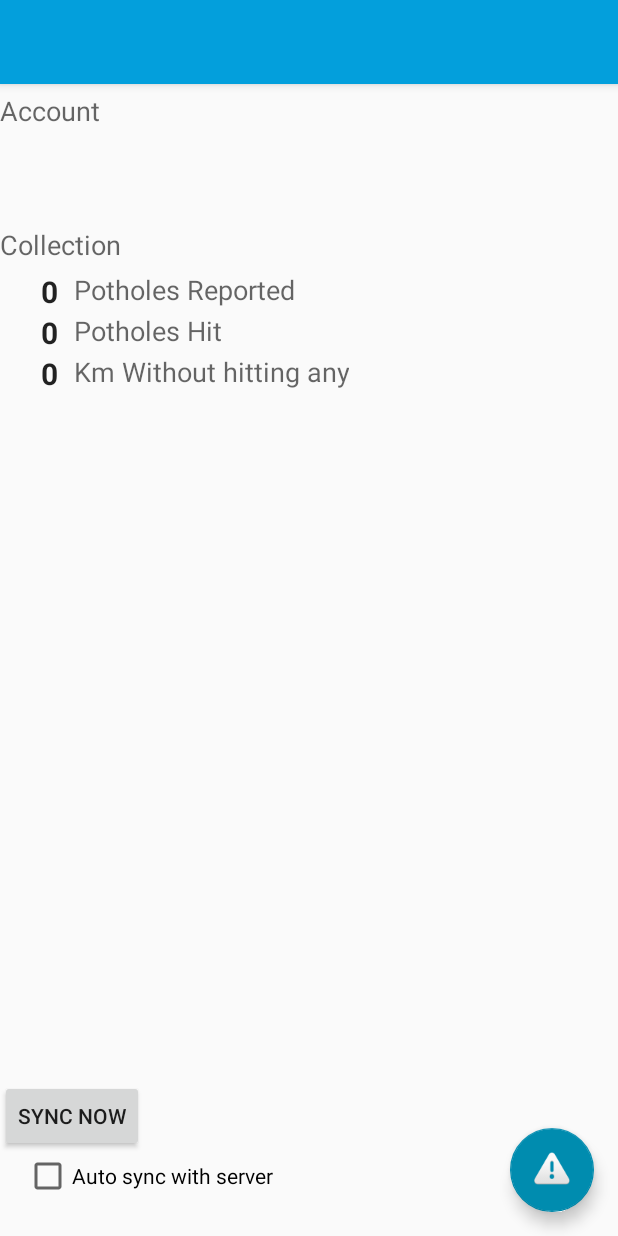
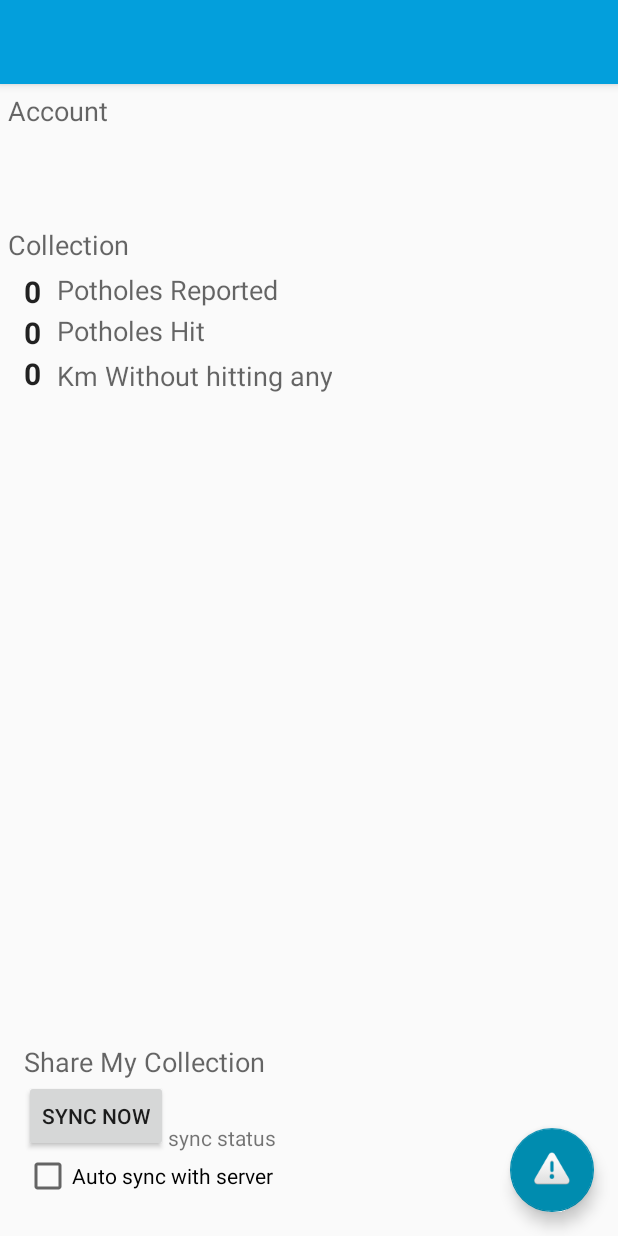
Before and after one commit to Mandar-Shinde/box, an Android app: the fragment ProfileFragment placed in its activity, on a phone screen of 412 x 824 dp. Run offline under Robolectric (Android 15) with nearby library versions, the phone set to English and light mode, and no system bars; pictures from the network do not load; 3 statements that could not run were skipped.

Commit message:
updated for WS pfx

```diff
--- a/coderbox/Potfix/app/src/main/java/com/elekso/potfix/utils/Logger.java
+++ b/coderbox/Potfix/app/src/main/java/com/elekso/potfix/utils/Logger.java
@@ -21,7 +21,7 @@ public class Logger {
 
     private Logger()
     {
-        logFileFolder = new File( "/sdcard/potfix/");
+        logFileFolder = new File( "/sdcard/potfix/logs/");
         logFileFolder.mkdirs();
     }
 
--- a/coderbox/Potfix/app/src/main/res/layout/fragment_profile.xml
+++ b/coderbox/Potfix/app/src/main/res/layout/fragment_profile.xml
@@ -15,7 +15,6 @@
 
         android:layout_marginTop="5dp"
         android:layout_below="@+id/tvcollection"
-        android:layout_alignLeft="@+id/textView5"
         android:layout_alignStart="@+id/textView5" />
 
     <TextView
@@ -27,7 +26,6 @@
         android:gravity="center"
         android:textSize="18dp"
         android:layout_below="@+id/tv_potholecount"
-        android:layout_toRightOf="@+id/tv_potfreecount"
         android:layout_toEndOf="@+id/tv_potfreecount"
         android:layout_marginLeft="10dp" />
 
@@ -39,10 +37,10 @@
         android:id="@+id/textView6"
         android:gravity="center"
         android:textSize="18dp"
-        android:layout_below="@+id/tv_hitcount"
-        android:layout_toRightOf="@+id/tv_potfreecount"
-        android:layout_toEndOf="@+id/tv_potfreecount"
-        android:layout_marginLeft="10dp" />
+        android:layout_alignBottom="@+id/tv_potfreecount"
+        android:layout_alignLeft="@+id/textView5"
+        android:layout_alignStart="@+id/textView5"
+        android:layout_marginTop="5dp" />
 
     <!--<TextView-->
         <!--android:layout_width="match_parent"-->
@@ -67,8 +65,8 @@
         android:textStyle="bold"
         android:textSize="20dp"
         android:layout_alignTop="@+id/tv_txtpotholecnt"
-        android:layout_alignLeft="@+id/tv_hitcount"
-        android:layout_alignStart="@+id/tv_hitcount" />
+        android:layout_alignLeft="@+id/tvfragprofileemail"
+        android:layout_alignStart="@+id/tvfragprofileemail" />
 
     <TextView
         android:layout_width="wrap_content"
@@ -79,11 +77,9 @@
         android:gravity="center"
         android:textStyle="bold"
         android:textSize="20dp"
-        android:layout_marginLeft="11dp"
-        android:layout_alignTop="@+id/textView5"
-        android:layout_alignLeft="@+id/tvfragprofilename"
-        android:layout_alignStart="@+id/tvfragprofilename"
-        android:layout_marginStart="11dp" />
+        android:layout_below="@+id/tv_potholecount"
+        android:layout_alignLeft="@+id/tv_potholecount"
+        android:layout_alignStart="@+id/tv_potholecount" />
 
     <TextView
         android:layout_width="wrap_content"
@@ -143,7 +139,8 @@
         android:text="Account"
         android:id="@+id/textView3"
         android:layout_alignParentTop="true"
-        android:layout_marginTop="5dp" />
+        android:layout_marginTop="5dp"
+        android:layout_marginLeft="5dp" />
 
     <TextView
         android:layout_width="wrap_content"
@@ -154,7 +151,8 @@
         android:layout_marginTop="26dp"
         android:layout_below="@+id/tvfragprofileemail"
         android:layout_alignParentLeft="true"
-        android:layout_alignParentStart="true" />
+        android:layout_alignParentStart="true"
+        android:layout_marginLeft="5dp" />
 
     <Button
         android:layout_width="wrap_content"
@@ -162,8 +160,28 @@
         android:text="Sync now"
         android:id="@+id/buSync"
         android:layout_above="@+id/cbSync"
-        android:layout_alignParentLeft="true"
-        android:layout_alignParentStart="true" />
+        android:layout_alignLeft="@+id/cbSync"
+        android:layout_alignStart="@+id/cbSync" />
+
+    <TextView
+        android:layout_width="wrap_content"
+        android:layout_height="wrap_content"
+        android:textAppearance="?android:attr/textAppearanceSmall"
+        android:text="sync status"
+        android:id="@+id/textView7"
+        android:layout_above="@+id/cbSync"
+        android:layout_toRightOf="@+id/buSync"
+        android:layout_toEndOf="@+id/buSync" />
+
+    <TextView
+        android:layout_width="wrap_content"
+        android:layout_height="wrap_content"
+        android:textAppearance="?android:attr/textAppearanceMedium"
+        android:text="Share My Collection"
+        android:id="@+id/textView8"
+        android:layout_above="@+id/buSync"
+        android:layout_alignLeft="@+id/buSync"
+        android:layout_alignStart="@+id/buSync" />
 
 
     <!--<TextView-->
```
Also changed, not shown: coderbox/Potfix/app/src/main/java/com/elekso/potfix/fragment/ProfileFragment.java (+164 -0 lines), coderbox/Potfix/app/src/main/java/com/elekso/potfix/utils/LoginActivity.java (+4 -5 lines), coderbox/Potfix/app/src/main/java/com/elekso/potfix/utils/SignupActivity.java (+89 -57 lines), 3 other files.
